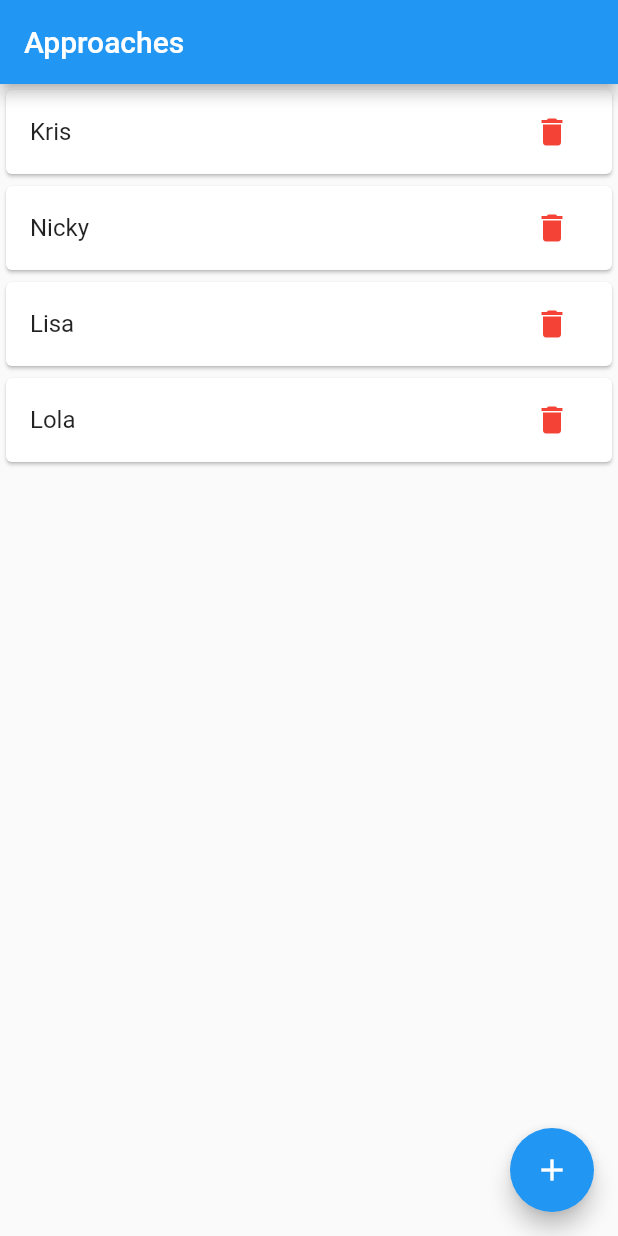
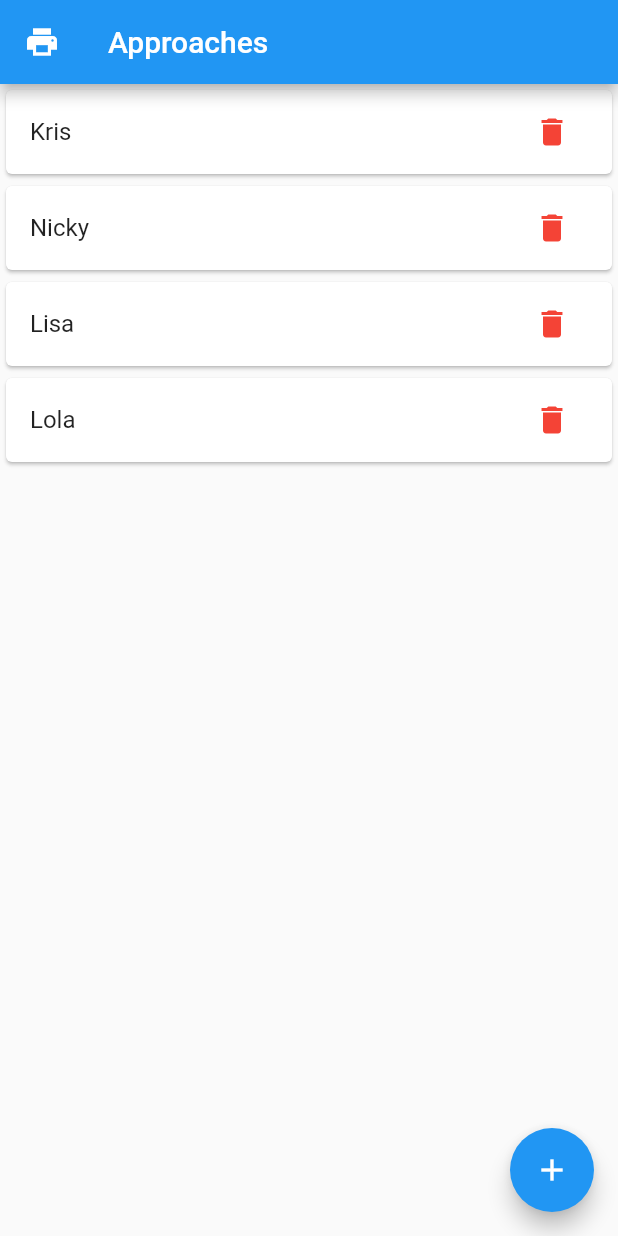
Before and after one commit to jerwinwieser/listview_approach, a Flutter app: the screen it shows after launch, on a phone screen of 412 x 824 dp. Run offline on Flutter 3.47's test engine with Material 2 defaults, Android fonts, the light colour scheme and no system bars; our stand-ins replace permission_handler.

Commit message:
update repo

```diff
--- a/lib/main.dart
+++ b/lib/main.dart
@@ -1,6 +1,8 @@
 import 'dart:io';
 
 import 'package:flutter/material.dart';
+import 'package:path_provider/path_provider.dart';
+import 'package:permission_handler/permission_handler.dart';
 
 import 'data/list_items.dart';
 import 'model/list_item.dart';
@@ -28,7 +30,6 @@ class Homepage extends StatefulWidget {
 
 class _HomepageState extends State<Homepage> {
   final List<ListItem> items = List.from(listItems);
-
   final TextEditingController nameController = TextEditingController();
 
   void removeItem(int index) {
@@ -89,6 +90,8 @@ class _HomepageState extends State<Homepage> {
     return Scaffold(
       appBar: AppBar(
         title: const Text('Approaches'),
+        leading: IconButton(
+            icon: Icon(Icons.print), onPressed: () {}, color: Colors.white),
       ),
       body: ListView.builder(
           itemCount: items.length,
--- a/pubspec.yaml
+++ b/pubspec.yaml
@@ -28,6 +28,8 @@ dependencies:
   # The following adds the Cupertino Icons font to your application.
   # Use with the CupertinoIcons class for iOS style icons.
   cupertino_icons: ^1.0.2
+  path_provider: ^2.0.2
+  permission_handler: ^8.1.4+1
 
 dev_dependencies:
   flutter_test:
```
Also changed, not shown: pubspec.lock, 6 other files.
